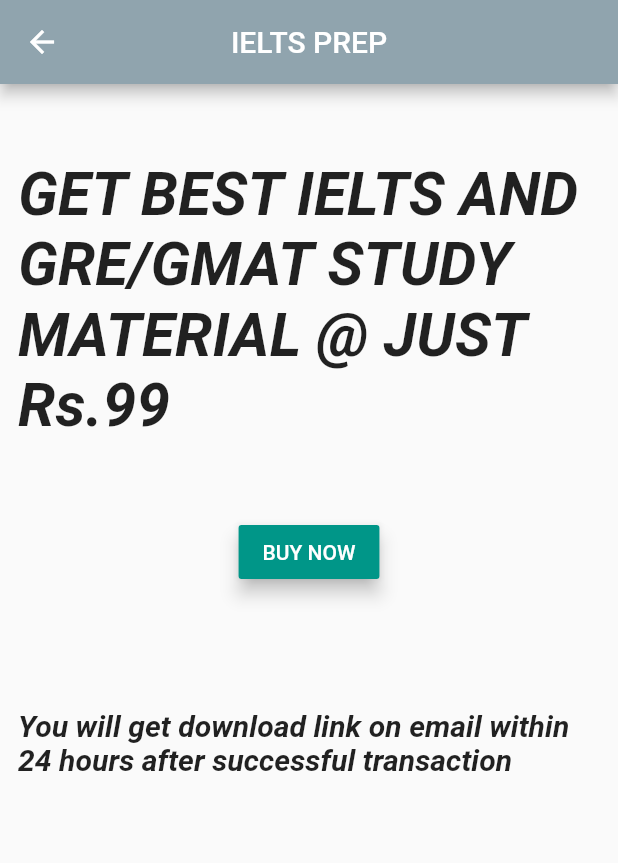
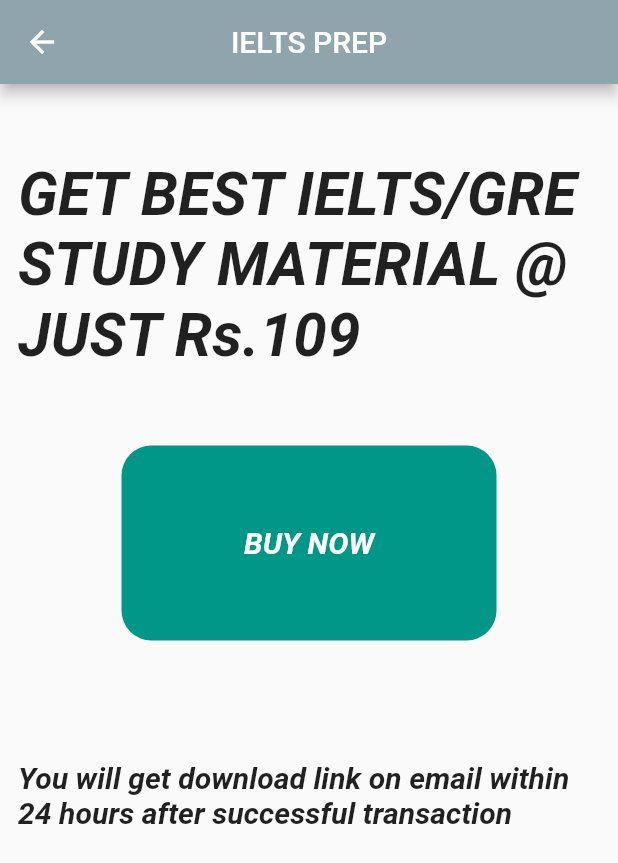
Before and after one commit to piyush-man/dreamcanada, a Flutter app: the ielts screen opened directly, on a phone screen of 412 x 824 dp. Shown: the top 863 px of the screen. Run offline on Flutter 3.47's test engine with Material 2 defaults, Android fonts, the light colour scheme and no system bars; our stand-ins replace cloud_firestore, firebase_core, webview_flutter; missing offline and left inert: zoom_widget; accounts and stored records are empty; generated files the repository leaves out were written again.

Commit message:
latest update

```diff
--- a/lib/ielts.dart
+++ b/lib/ielts.dart
@@ -19,7 +19,7 @@
                   padding: const EdgeInsets.symmetric(
                       horizontal: 12.0, vertical: 50.0),
                   child: Text(
-                    "GET BEST IELTS AND GRE/GMAT STUDY MATERIAL @ JUST Rs.99",
+                    "GET BEST IELTS/GRE STUDY MATERIAL @ JUST Rs.109",
                     style: TextStyle(
                       fontSize: 40.0,
                       fontWeight: FontWeight.w600,
@@ -27,17 +27,29 @@
                     ),
                   ),
                 ),
-                RaisedButton(
-                  color: Colors.teal,
-                  textColor: Colors.white,
-                  elevation: 5.0,
-                  onPressed: () {
+                GestureDetector(
+                  child: Container(
+                    height: 130.0,
+                    width: 250.0,
+                    child: Center(
+                        child: Text(
+                      "BUY NOW",
+                      style: TextStyle(
+                          color: Colors.white,
+                          fontSize: 20.0,
+                          fontStyle: FontStyle.italic,
+                          fontWeight: FontWeight.w600),
+                    )),
+                    decoration: BoxDecoration(
+                        color: Colors.teal,
+                        borderRadius: BorderRadius.circular(20.0)),
+                  ),
+                  onTap: () {
                     Navigator.of(context).push(MaterialPageRoute(
                         builder: (BuildContext context) => MyWebView(
                             title: 'Buy Study Material',
-                            selectedUrl: 'https://pmny.in/vr2jGfuT45i2')));
+                            selectedUrl: 'https://pmny.in/1IfNqvxPtgB3')));
                   },
-                  child: Text("BUY NOW"),
                 ),
                 Padding(
                   padding: const EdgeInsets.symmetric(
--- a/lib/universities.dart
+++ b/lib/universities.dart
@@ -198,7 +198,7 @@
       body: ListView.builder(
         itemBuilder: (context, i) {
           return ListTile(
-            title: Text(unilist[0][i]),
+            title: Text(unilist[0][i],style: TextStyle(fontWeight: FontWeight.w500),),
             subtitle: Text(unilist[1][i]),
             leading: Icon(Icons.account_balance_outlined),
             trailing: Text("Rank: ${i + 1}"),
--- a/lib/webview.dart
+++ b/lib/webview.dart
@@ -38,6 +38,7 @@
       ),
       body: Stack(children: [
         WebView(
+          gestureNavigationEnabled: true,
           initialUrl: selectedUrl,
           javascriptMode: JavascriptMode.unrestricted,
           onWebViewCreated: (WebViewController webViewController) {
--- a/pubspec.yaml
+++ b/pubspec.yaml
@@ -31,6 +31,9 @@
     sdk: flutter
   url_launcher:
   webview_flutter:
+  zoom_widget:
+  firebase_core:
+  cloud_firestore:
 
   # The following adds the Cupertino Icons font to your application.
   # Use with the CupertinoIcons class for iOS style icons.
```
Also changed, not shown: lib/main.dart (+6 -3 lines), lib/myapp.dart (+44 -9 lines), lib/requirements.dart (+60 -3 lines), assets/images/gre.jpg (added), assets/images/ielts.png (added), assets/images/lor.jpg (added), assets/images/resume.png (added), assets/images/sop.jpg (added), assets/images/transcript.png (added), pubspec.lock, 2 other files.
